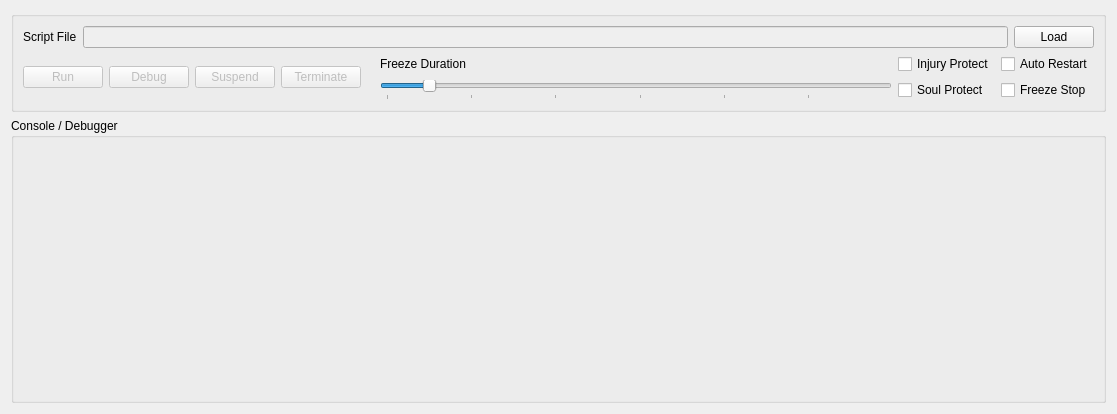
Before: the Qt Designer form CGAssistant/scriptform.ui in hzqst/CGAssistant, drawn with Qt 5.
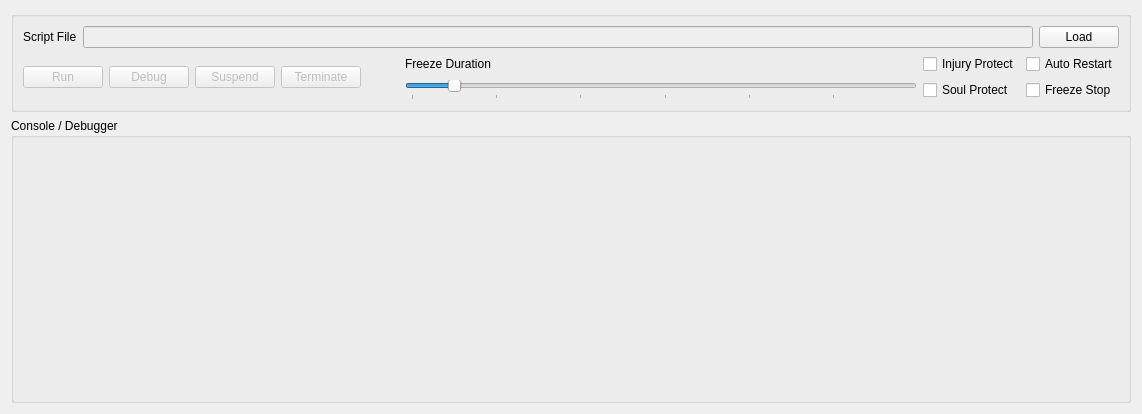
After: the same form once the commit is applied.

```diff
--- a/CGAssistant/scriptform.ui
+++ b/CGAssistant/scriptform.ui
@@ -6,7 +6,7 @@
    <rect>
     <x>0</x>
     <y>0</y>
-    <width>673</width>
+    <width>1142</width>
     <height>414</height>
    </rect>
   </property>
```
Left out of the diff: 7 changed lines with no effect on the pictures.
